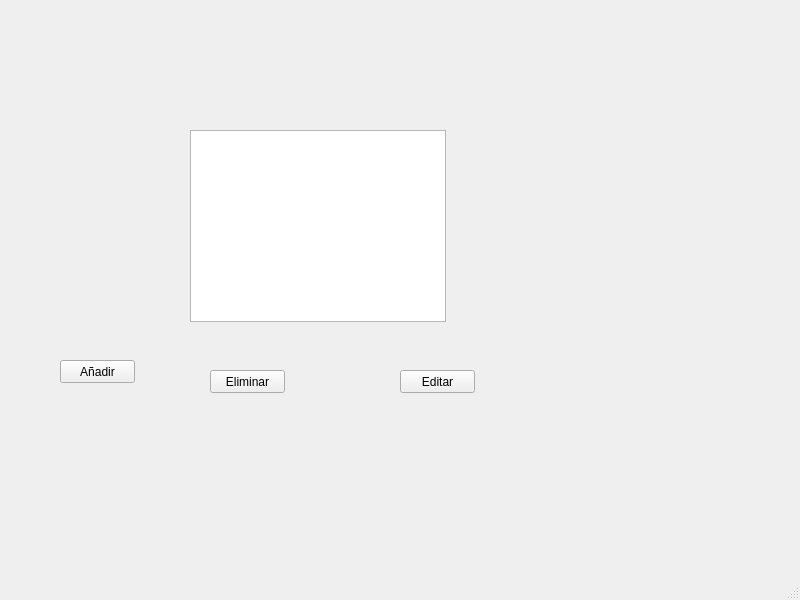
Qt form main.ui (julinavas14/trabajo_programacion_sql) before a commit.
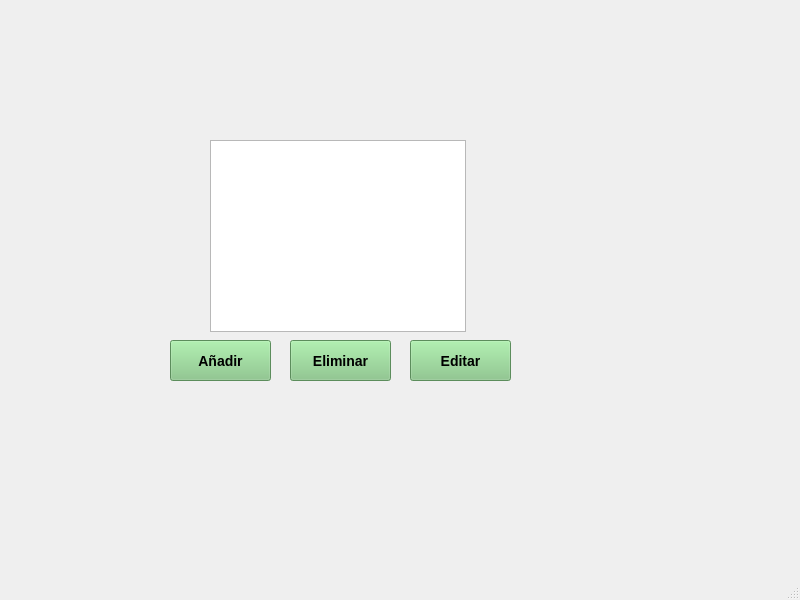
The same form after that commit.

Commit message: Agrego formato a dos archivos

The edit to the form file:
```diff
--- a/main.ui
+++ b/main.ui
@@ -17,8 +17,8 @@
    <widget class="QListWidget" name="listEmpleados">
     <property name="geometry">
      <rect>
-      <x>190</x>
-      <y>130</y>
+      <x>210</x>
+      <y>140</y>
       <width>256</width>
       <height>192</height>
      </rect>
@@ -27,12 +27,20 @@
    <widget class="QPushButton" name="btnAdd">
     <property name="geometry">
      <rect>
-      <x>60</x>
-      <y>360</y>
-      <width>75</width>
-      <height>23</height>
+      <x>170</x>
+      <y>340</y>
+      <width>101</width>
+      <height>41</height>
      </rect>
     </property>
+    <property name="styleSheet">
+     <string notr="true">QPushButton {
+        background-color: rgb(129, 198, 129);
+        font-family: &quot;Arial&quot;;
+        font-size: 14px;
+        font-weight: bold; 
+}</string>
+    </property>
     <property name="text">
      <string>Añadir</string>
     </property>
@@ -40,12 +48,20 @@
    <widget class="QPushButton" name="btnDelete">
     <property name="geometry">
      <rect>
-      <x>210</x>
-      <y>370</y>
-      <width>75</width>
-      <height>23</height>
+      <x>290</x>
+      <y>340</y>
+      <width>101</width>
+      <height>41</height>
      </rect>
     </property>
+    <property name="styleSheet">
+     <string notr="true">QPushButton {
+        background-color: rgb(129, 198, 129);
+        font-family: &quot;Arial&quot;;
+        font-size: 14px;
+        font-weight: bold; 
+}</string>
+    </property>
     <property name="text">
      <string>Eliminar</string>
     </property>
@@ -53,12 +69,20 @@
    <widget class="QPushButton" name="btnEdit">
     <property name="geometry">
      <rect>
-      <x>400</x>
-      <y>370</y>
-      <width>75</width>
-      <height>23</height>
+      <x>410</x>
+      <y>340</y>
+      <width>101</width>
+      <height>41</height>
      </rect>
     </property>
+    <property name="styleSheet">
+     <string notr="true">QPushButton {
+        background-color: rgb(129, 198, 129);
+        font-family: &quot;Arial&quot;;
+        font-size: 14px;
+        font-weight: bold; 
+}</string>
+    </property>
     <property name="text">
      <string>Editar</string>
     </property>
```
